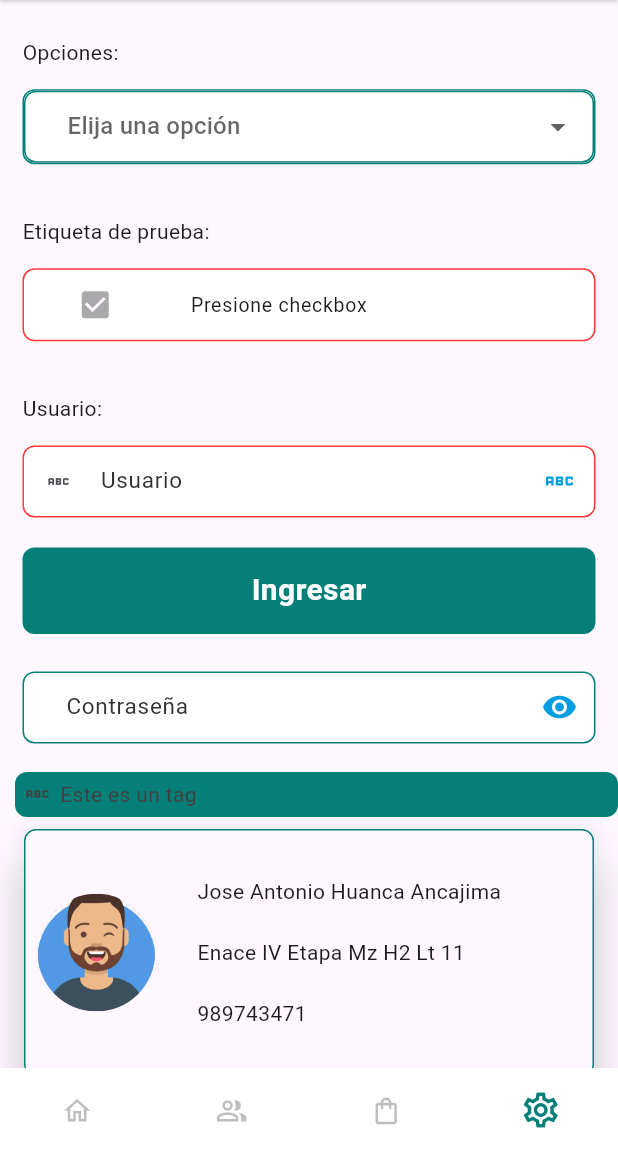
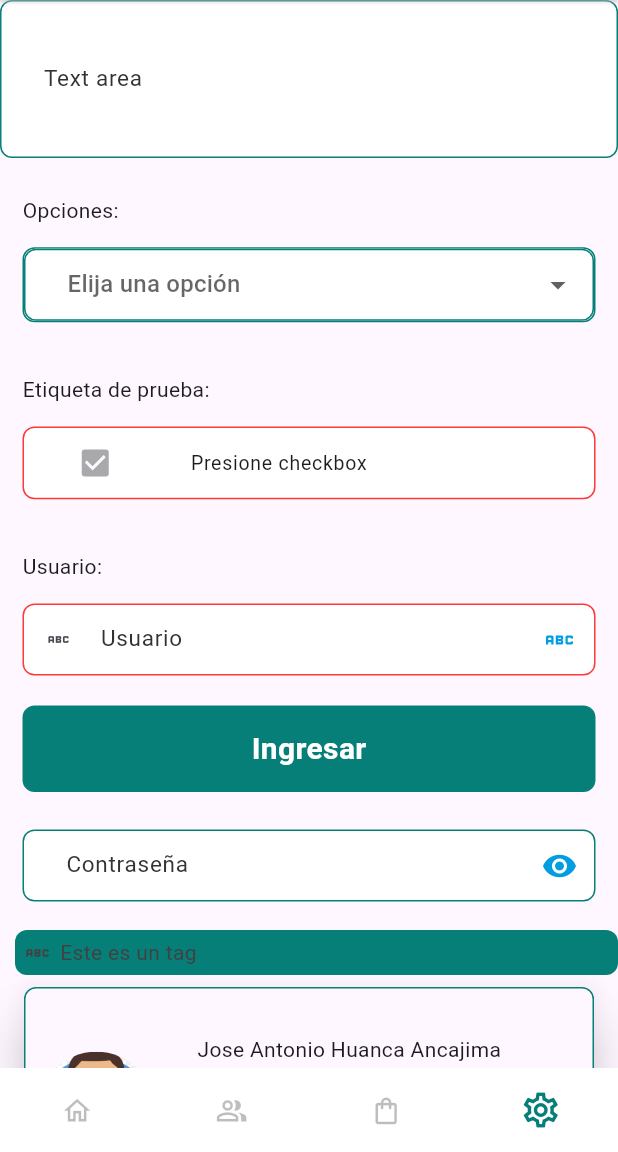
Before and after one commit to jahuanca/utilsFlutter, a Flutter app: the screen it shows after launch, on a phone screen of 412 x 824 dp, the part 84-1236 px from its top. Run offline on Flutter 3.47's test engine with Material 3 defaults, Android fonts, the phone set to English and light mode, and no system bars; our stand-ins replace shared_preferences; missing offline and left inert: global_configuration.

Commit message:
fix: fix InputWidget for textArea

```diff
--- a/example/lib/main.dart
+++ b/example/lib/main.dart
@@ -58,6 +58,13 @@ class ExamplePage extends StatelessWidget {
       body: SingleChildScrollView(
         child: Column(
           children: [
+            InputWidget(
+              maxLength: 250,
+              maxLines: 4,
+              isDense: true,
+              hintText: 'Text area',
+              isTextArea: true,
+            ),
             const DropdownWidget(
               items: [
                 '1 opcion',
--- a/lib/src/ui/utils/constants_ui.dart
+++ b/lib/src/ui/utils/constants_ui.dart
@@ -2,3 +2,4 @@ import 'package:flutter/material.dart';
 const EdgeInsets defaultPadding = EdgeInsets.all(8.0);
 const EdgeInsets noPadding = EdgeInsets.all(0);
 final Widget emptyWidget = Container();
+const maxLengthDefault = 20;
--- a/lib/src/ui/widgets/inputs/input_widget.dart
+++ b/lib/src/ui/widgets/inputs/input_widget.dart
@@ -38,7 +38,7 @@ class InputWidget extends StatelessWidget {
     this.iconOverlay,
     this.onPressedIconOverlay,
     this.enabled = true,
-    this.maxLength = 20,
+    this.maxLength = maxLengthDefault,
     this.textInputType = TextInputType.name,
     this.initialValue,
     this.textEditingController,
@@ -63,7 +63,7 @@ class InputWidget extends StatelessWidget {
 
     final Size size = MediaQuery.of(context).size;
     final double heightInput = isTextArea
-        ? size.height * dimensionInput() * 1.5
+        ? size.height * dimensionInput() * 5
         : size.height * dimensionInput();
     final double heigthPadding = heightInput * 0.1;
 
```
